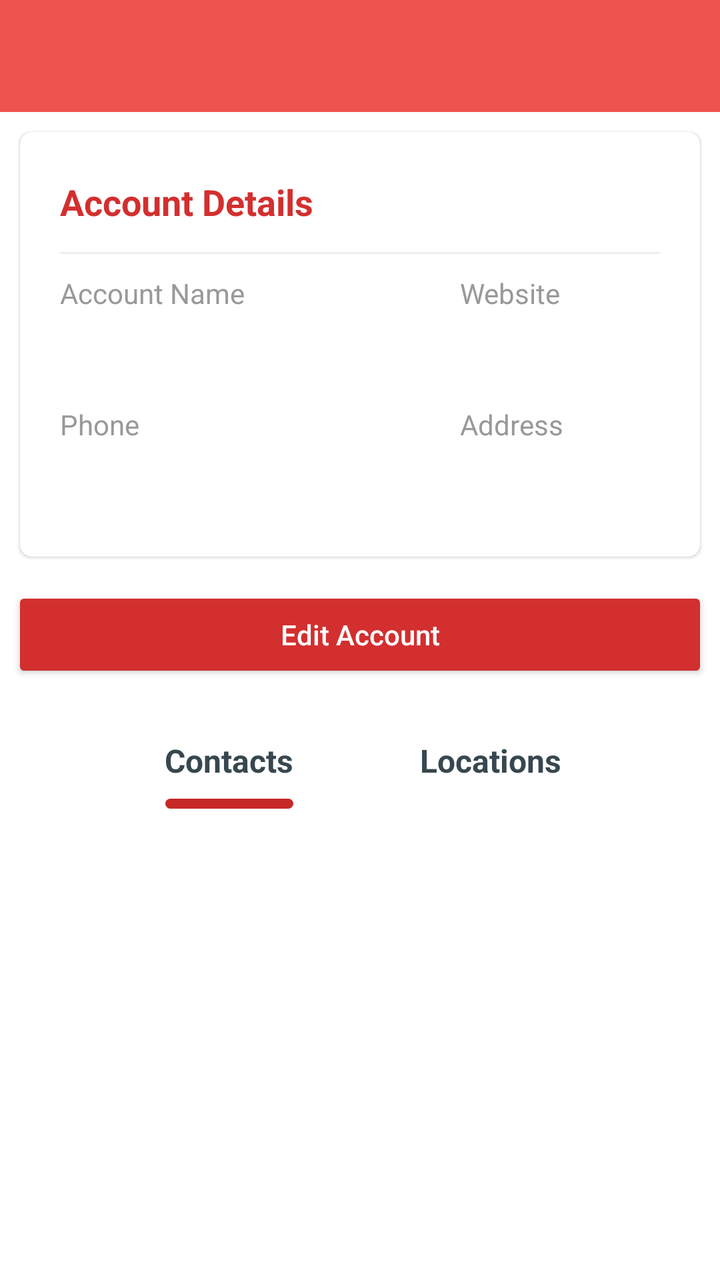
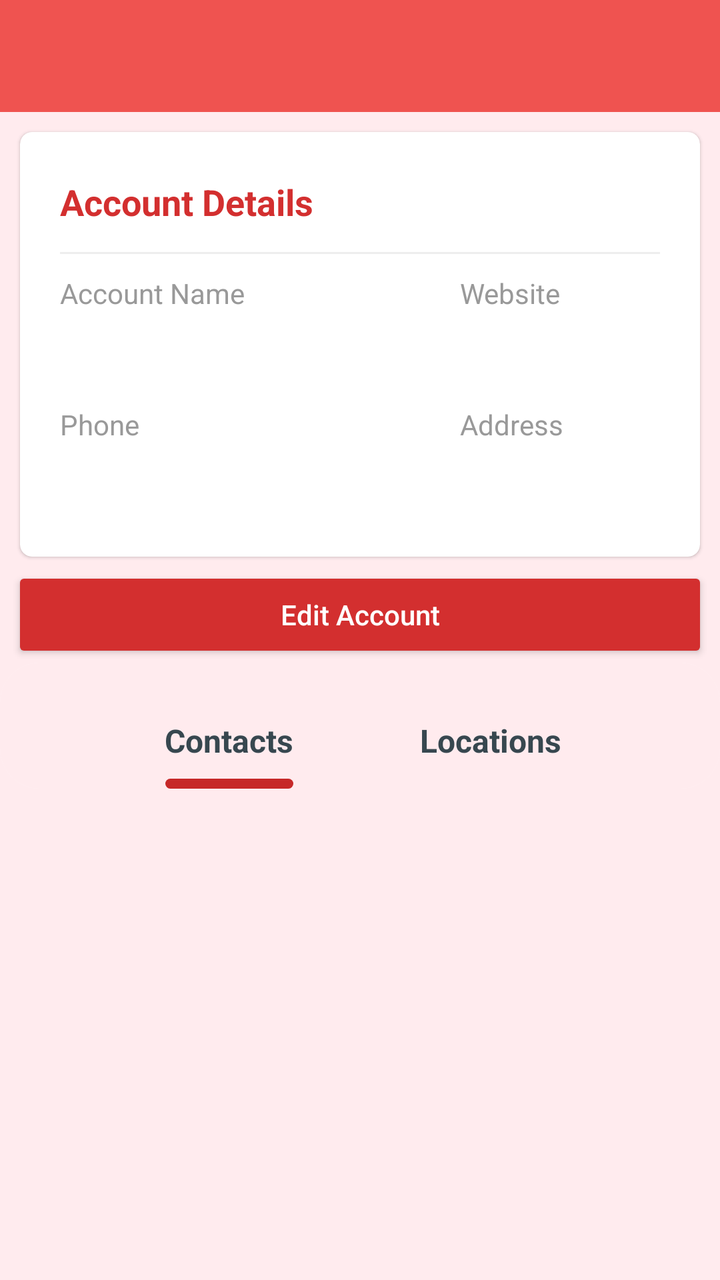

The first picture is an Android layout as it rendered before a commit; the second is the same layout after the commit. The layout source and the unified diff follow.
<!-- AndroidManifest.xml: application theme AppTheme -->
<!-- res/layout/activity_individual_account.xml -->
<?xml version="1.0" encoding="utf-8"?>
<LinearLayout xmlns:android="http://schemas.android.com/apk/res/android"
    xmlns:app="http://schemas.android.com/apk/res-auto"
    xmlns:tools="http://schemas.android.com/tools"
    android:id="@+id/main"
    android:orientation="vertical"
    android:layout_width="match_parent"
    android:layout_height="match_parent"
    tools:context=".IndividualAccountActivity">

    <com.google.android.material.appbar.AppBarLayout
        android:layout_width="match_parent"
        android:id="@+id/app_bar_layout"
        android:layout_height="wrap_content">

        <include layout="@layout/toolbar" />

    </com.google.android.material.appbar.AppBarLayout>

    <androidx.core.widget.NestedScrollView
        android:layout_width="match_parent"
        android:layout_height="match_parent"
        android:background="@android:color/white"
        android:clipToPadding="false"
        android:scrollbars="none"
        android:scrollingCache="true"
        app:layout_behavior="@string/appbar_scrolling_view_behavior">

        <LinearLayout
            android:layout_width="match_parent"
            android:layout_height="wrap_content"
            android:orientation="vertical">





























            <androidx.cardview.widget.CardView
                android:layout_width="match_parent"
                android:layout_height="wrap_content"
                android:layout_marginBottom="@dimen/spacing_medium"
                android:layout_marginLeft="@dimen/spacing_middle"
                android:layout_marginRight="@dimen/spacing_middle"
                android:layout_marginTop="@dimen/spacing_middle"
                android:visibility="visible"
                app:cardCornerRadius="6dp"
                app:cardElevation="1dp">

                <LinearLayout
                    android:layout_width="match_parent"
                    android:layout_height="wrap_content"
                    android:orientation="horizontal"
                    android:padding="@dimen/spacing_mlarge">

                    <LinearLayout
                        android:layout_width="0dp"
                        android:layout_height="wrap_content"
                        android:layout_weight="2"
                        android:orientation="vertical">

                        <TextView
                            android:layout_width="wrap_content"
                            android:layout_height="30dp"
                            android:gravity="center_vertical"
                            android:text="Account Details"
                            android:textAppearance="@style/Base.TextAppearance.AppCompat.Medium"
                            android:textColor="@color/red_700"
                            android:textStyle="bold" />

                        <View
                            android:layout_width="match_parent"
                            android:layout_height="1dp"
                            android:background="@color/grey_200"
                            android:layout_marginTop="10dp"
                            android:layout_marginBottom="@dimen/spacing_medium" />






                        <View
                            android:layout_width="0dp"
                            android:layout_height="@dimen/spacing_medium" />

                        <TextView
                            android:layout_width="wrap_content"
                            android:layout_height="wrap_content"
                            android:text="Account Name"
                            android:textAppearance="@style/Base.TextAppearance.AppCompat.Body1"
                            android:textColor="@color/grey_40" />

                        <TextView
                            android:layout_width="wrap_content"
                            android:layout_height="wrap_content"
                            android:layout_marginTop="@dimen/spacing_medium"
                            android:text=""
                            android:id="@+id/accountName"
                            android:textAppearance="@style/Base.TextAppearance.AppCompat.Subhead"
                            android:textColor="@color/grey_80" />

                        <View
                            android:layout_width="0dp"
                            android:layout_height="@dimen/spacing_mlarge" />

                        <TextView
                            android:layout_width="wrap_content"
                            android:layout_height="wrap_content"
                            android:text="Phone"
                            android:textAppearance="@style/Base.TextAppearance.AppCompat.Body1"
                            android:textColor="@color/grey_40" />

                        <TextView
                            android:layout_width="wrap_content"
                            android:layout_height="wrap_content"
                            android:layout_marginTop="@dimen/spacing_medium"
                            android:text=""
                            android:id="@+id/accountPhone"
                            android:textAppearance="@style/Base.TextAppearance.AppCompat.Subhead"
                            android:textColor="@color/grey_80" />

                        <View
                            android:layout_width="0dp"
                            android:layout_height="@dimen/spacing_middle" />



                    </LinearLayout>

                    <LinearLayout
                        android:layout_width="0dp"
                        android:layout_height="wrap_content"
                        android:layout_weight="1"
                        android:orientation="vertical">

                        <View
                            android:layout_width="30dp"
                            android:layout_height="30dp"/>

                        
                        
                        
                        
                        
                        

                        <View
                            android:layout_width="match_parent"
                            android:layout_height="1dp"
                            android:background="@color/grey_200"
                            android:layout_marginTop="10dp"
                            android:layout_marginBottom="@dimen/spacing_medium" />


                        <View
                            android:layout_width="0dp"
                            android:layout_height="@dimen/spacing_medium" />

                        <TextView
                            android:layout_width="wrap_content"
                            android:layout_height="wrap_content"
                            android:text="Website"
                            android:textAppearance="@style/Base.TextAppearance.AppCompat.Body1"
                            android:textColor="@color/grey_40" />

                        <TextView
                            android:layout_width="wrap_content"
                            android:layout_height="wrap_content"
                            android:layout_marginTop="@dimen/spacing_medium"
                            android:text=""
                            android:id="@+id/accountAddress"
                            android:textAppearance="@style/Base.TextAppearance.AppCompat.Subhead"
                            android:textColor="@color/grey_80" />

                        <View
                            android:layout_width="0dp"
                            android:layout_height="@dimen/spacing_mlarge" />

                        <TextView
                            android:layout_width="wrap_content"
                            android:layout_height="wrap_content"
                            android:text="Address"
                            android:textAppearance="@style/Base.TextAppearance.AppCompat.Body1"
                            android:textColor="@color/grey_40" />

                        <TextView
                            android:layout_width="wrap_content"
                            android:layout_height="wrap_content"
                            android:layout_marginTop="@dimen/spacing_medium"
                            android:text=""
                            android:id="@+id/accountWebsite"
                            android:textAppearance="@style/Base.TextAppearance.AppCompat.Subhead"
                            android:textColor="@color/grey_80" />

                        <View
                            android:layout_width="0dp"
                            android:layout_height="@dimen/spacing_middle" />







                    </LinearLayout>

                </LinearLayout>

            </androidx.cardview.widget.CardView>

            <Button
                android:layout_width="match_parent"
                android:layout_marginLeft="6dp"
                android:layout_marginRight="6dp"
                android:layout_marginTop="@dimen/spacing_middle"
                android:layout_height="wrap_content"
                android:text="Edit Account"
                android:textAllCaps="false"
                android:textColor="@color/white"
                android:backgroundTint="@color/red_700"
                android:elevation="4dp"
                android:id="@+id/viewMoreStatsButton"/>


            

            <androidx.cardview.widget.CardView
                android:layout_width="match_parent"
                android:layout_height="wrap_content"

                app:cardBackgroundColor="@android:color/white"
                app:cardCornerRadius="20dp"
                app:cardElevation="0dp"
                app:cardUseCompatPadding="false">

                <LinearLayout
                    android:layout_width="match_parent"
                    android:layout_height="wrap_content"
                    android:orientation="vertical">

























































































































































































                    <com.google.android.material.tabs.TabLayout
                        android:id="@+id/tab_layout"
                        android:layout_width="match_parent"
                        android:layout_height="wrap_content"
                        android:layout_marginTop="@dimen/spacing_large"
                        android:background="@android:color/transparent"
                        app:tabBackground="@android:color/transparent"
                        app:tabGravity="center"
                        app:tabIndicator="@drawable/shape_round_corner"
                        app:tabIndicatorColor="@color/red_800"
                        app:tabIndicatorFullWidth="false"
                        app:tabIndicatorHeight="@dimen/spacing_medium"
                        app:tabMode="scrollable"
                        app:tabPaddingEnd="30dp"
                        app:tabPaddingStart="30dp"
                        app:tabRippleColor="@android:color/transparent"
                        app:tabSelectedTextColor="@color/grey_80"
                        app:tabTextAppearance="@style/TextAppearance.AppCompat.Subhead.Bold"
                        app:tabTextColor="@color/grey_80">

                        <com.google.android.material.tabs.TabItem
                            android:id="@+id/tab_2"
                            android:layout_width="wrap_content"
                            android:layout_height="wrap_content"
                            android:background="@android:color/transparent"
                            android:text="Contacts" />

                        <com.google.android.material.tabs.TabItem
                            android:id="@+id/tab_3"
                            android:layout_width="wrap_content"
                            android:layout_height="wrap_content"
                            android:background="@android:color/transparent"
                            android:text="Locations" />






















                    </com.google.android.material.tabs.TabLayout>

                    <androidx.recyclerview.widget.RecyclerView
                        android:id="@+id/recyclerView"
                        android:layout_width="match_parent"
                        android:layout_height="match_parent"
                        android:padding="@dimen/spacing_large"
                        android:scrollbars="vertical"
                        android:scrollingCache="true" />

                </LinearLayout>

            </androidx.cardview.widget.CardView>

        </LinearLayout>
    </androidx.core.widget.NestedScrollView>

    <com.google.android.material.floatingactionbutton.FloatingActionButton
        android:id="@+id/fab"
        android:layout_width="wrap_content"
        android:layout_height="wrap_content"
        android:layout_margin="@dimen/spacing_mlarge"
        android:clickable="true"
        app:backgroundTint="@color/red_500"
        app:fabSize="normal"
        app:layout_anchor="@id/app_bar_layout"
        app:layout_anchorGravity="bottom|right|end"
        app:srcCompat="@drawable/ic_favorites"
        app:tint="@android:color/white" />

</LinearLayout>
<!-- res/layout/toolbar.xml (included above) -->
<?xml version="1.0" encoding="utf-8"?>
<androidx.appcompat.widget.Toolbar
    xmlns:android="http://schemas.android.com/apk/res/android"
    xmlns:app="http://schemas.android.com/apk/res-auto"
    android:id="@+id/toolbar"
    android:layout_width="match_parent"
    android:layout_height="?android:attr/actionBarSize"
    android:background="@color/colorPrimary"
    app:contentInsetStartWithNavigation="0dp"
    android:theme="@style/ThemeOverlay.AppCompat.Dark.ActionBar"
    app:popupTheme="@style/ThemeOverlay.AppCompat.Light"/>
<!-- resources referenced by this layout -->
<resources>
  <color name="colorPrimary">#ef5350</color>
  <color name="grey_200">#EEEEEE</color>
  <color name="grey_40">#999999</color>
  <color name="grey_80">#37474F</color>
  <color name="red_500">#F44336</color>
  <color name="red_700">#D32F2F</color>
  <color name="red_800">#C62828</color>
  <color name="white">#FFFFFF</color>
  <dimen name="spacing_large">15dp</dimen>
  <dimen name="spacing_medium">5dp</dimen>
  <dimen name="spacing_middle">10dp</dimen>
  <dimen name="spacing_mlarge">20dp</dimen>
  <!-- drawable ic_favorites (drawable) -->
  <vector xmlns:android="http://schemas.android.com/apk/res/android"
          android:width="24dp"
          android:height="24dp"
          android:viewportWidth="24.0"
          android:viewportHeight="24.0">
      <path
          android:fillColor="#FFFFFFFF"
          android:pathData="M12,21.35l-1.45,-1.32C5.4,15.36 2,12.28 2,8.5 2,5.42 4.42,3 7.5,3c1.74,0 3.41,0.81 4.5,2.09C13.09,3.81 14.76,3 16.5,3 19.58,3 22,5.42 22,8.5c0,3.78 -3.4,6.86 -8.55,11.54L12,21.35z"/>
  </vector>
  <!-- drawable shape_round_corner (drawable) -->
  <?xml version="1.0" encoding="utf-8"?>
  <shape xmlns:android="http://schemas.android.com/apk/res/android"
      android:shape="rectangle">
      <corners
          android:bottomLeftRadius="10dp"
          android:bottomRightRadius="10dp"
          android:radius="20dp"
          android:topLeftRadius="10dp"
          android:topRightRadius="10dp" />
      <solid android:color="@color/colorPrimary" />
  </shape>
  <style name="TextAppearance.AppCompat.Subhead.Bold" parent="@style/TextAppearance.AppCompat.Subhead">
          <item name="android:textStyle">bold</item>
      </style>
  <style name="AppTheme" parent="BaseTheme">
          <item name="android:windowContentTransitions">true</item>
  
  
          
      </style>
  <style name="BaseTheme" parent="Theme.AppCompat.Light.NoActionBar">
          
          <item name="colorPrimary">@color/colorPrimary</item>
          <item name="colorPrimaryDark">@color/colorPrimaryDark</item>
          <item name="colorAccent">@color/colorAccent</item>
          <item name="windowActionModeOverlay">true</item>
          <item name="android:actionModeBackground">@color/blue_grey_600</item>
          <item name="android:dialogTheme">@style/Dialog.Theme</item>
          
          <item name="android:windowDisablePreview">true</item>
      </style>
  <color name="colorPrimaryDark">#dc1814</color>
  <color name="colorAccent">#FF4081</color>
  <color name="blue_grey_600">#546E7A</color>
  <style name="Dialog.Theme" parent="Theme.AppCompat.Light.Dialog">
          <item name="colorPrimary">@color/colorPrimary</item>
          <item name="colorPrimaryDark">@color/colorPrimaryDark</item>
          <item name="colorAccent">@color/colorAccent</item>
      </style>
</resources>

<!-- the commit's change to res/layout/activity_individual_account.xml (unified diff, before → after) -->
@@ -20,7 +20,7 @@
     <androidx.core.widget.NestedScrollView
         android:layout_width="match_parent"
         android:layout_height="match_parent"
-        android:background="@android:color/white"
+        android:background="@color/red_50"
         android:clipToPadding="false"
         android:scrollbars="none"
         android:scrollingCache="true"
@@ -236,14 +236,13 @@
                 android:layout_width="match_parent"
                 android:layout_marginLeft="6dp"
                 android:layout_marginRight="6dp"
-                android:layout_marginTop="@dimen/spacing_middle"
                 android:layout_height="wrap_content"
                 android:text="Edit Account"
                 android:textAllCaps="false"
                 android:textColor="@color/white"
                 android:backgroundTint="@color/red_700"
                 android:elevation="4dp"
-                android:id="@+id/viewMoreStatsButton"/>
+                android:id="@+id/editAccountButton"/>
 
 
             
@@ -260,6 +259,7 @@
                 <LinearLayout
                     android:layout_width="match_parent"
                     android:layout_height="wrap_content"
+                    android:background="@color/red_50"
                     android:orientation="vertical">
 
 
@@ -503,13 +503,26 @@
 
                     </com.google.android.material.tabs.TabLayout>
 
-                    <androidx.recyclerview.widget.RecyclerView
-                        android:id="@+id/recyclerView"
+                    <FrameLayout
+                        android:id="@+id/content_frame"
                         android:layout_width="match_parent"
-                        android:layout_height="match_parent"
-                        android:padding="@dimen/spacing_large"
-                        android:scrollbars="vertical"
-                        android:scrollingCache="true" />
+                        android:layout_height="match_parent" />
+
+
+
+
+
+
+
+
+
+
+
+
+
+
+
+
 
                 </LinearLayout>
 
<!-- resource entries referenced after the edit -->
@@ -4,6 +4,7 @@
   <color name="grey_200">#EEEEEE</color>
   <color name="grey_40">#999999</color>
   <color name="grey_80">#37474F</color>
+  <color name="red_50">#FFEBEE</color>
   <color name="red_500">#F44336</color>
   <color name="red_700">#D32F2F</color>
   <color name="red_800">#C62828</color>
